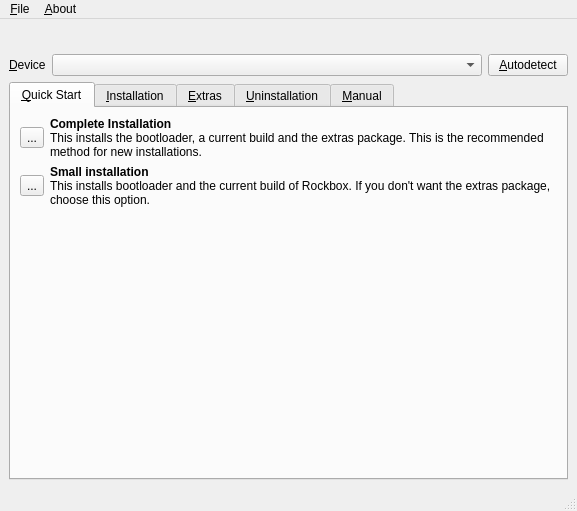
First picture: the form in rbutil/rbutilqt/rbutilqtfrm.ui, repository Rockbox-Chinese-Community/Rockbox-RCC, before the edit.
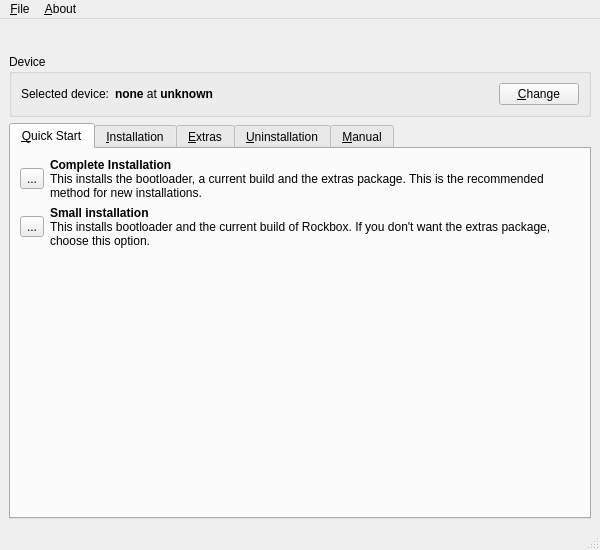
Second picture: the form after the edit. Icons and pictures are not drawn.

Commit message: Move device and mountpoint selection to configuration to eliminate the need of asking for the mountpoint in every installation window. Use a QListWidget to make the devices list nicer. Remove scrobbler settings as this will most likely get implemented as plugin.

What changed in the file:
```diff
--- a/rbutil/rbutilqt/rbutilqtfrm.ui
+++ b/rbutil/rbutilqt/rbutilqtfrm.ui
@@ -5,8 +5,8 @@
    <rect>
     <x>0</x>
     <y>0</y>
-    <width>577</width>
-    <height>511</height>
+    <width>600</width>
+    <height>550</height>
    </rect>
   </property>
   <property name="windowTitle" >
@@ -17,24 +17,113 @@
   </property>
   <widget class="QWidget" name="centralwidget" >
    <layout class="QGridLayout" >
-    <property name="leftMargin" >
-     <number>9</number>
-    </property>
-    <property name="topMargin" >
-     <number>9</number>
-    </property>
-    <property name="rightMargin" >
-     <number>9</number>
-    </property>
-    <property name="bottomMargin" >
-     <number>9</number>
-    </property>
-    <property name="horizontalSpacing" >
-     <number>6</number>
-    </property>
-    <property name="verticalSpacing" >
-     <number>6</number>
-    </property>
+    <item row="0" column="0" >
+     <layout class="QHBoxLayout" >
+      <property name="spacing" >
+       <number>6</number>
+      </property>
+      <property name="leftMargin" >
+       <number>0</number>
+      </property>
+      <property name="topMargin" >
+       <number>0</number>
+      </property>
+      <property name="rightMargin" >
+       <number>0</number>
+      </property>
+      <property name="bottomMargin" >
+       <number>0</number>
+      </property>
+      <item>
+       <spacer>
+        <property name="orientation" >
+         <enum>Qt::Horizontal</enum>
+        </property>
+        <property name="sizeHint" >
+         <size>
+          <width>40</width>
+          <height>20</height>
+         </size>
+        </property>
+       </spacer>
+      </item>
+      <item>
+       <widget class="QLabel" name="logoLabel" >
+        <property name="text" >
+         <string comment="Welcome to Rockbox Utility, the installation and housekeeping tool for Rockbox." />
+        </property>
+        <property name="pixmap" >
+         <pixmap resource="rbutilqt.qrc" >:/icons/icons/rblogo.xpm</pixmap>
+        </property>
+       </widget>
+      </item>
+      <item>
+       <spacer>
+        <property name="orientation" >
+         <enum>Qt::Horizontal</enum>
+        </property>
+        <property name="sizeHint" >
+         <size>
+          <width>40</width>
+          <height>20</height>
+         </size>
+        </property>
+       </spacer>
+      </item>
+     </layout>
+    </item>
+    <item row="1" column="0" >
+     <widget class="QGroupBox" name="groupBox_3" >
+      <property name="title" >
+       <string>Device</string>
+      </property>
+      <layout class="QGridLayout" >
+       <item row="0" column="0" >
+        <widget class="QLabel" name="labelDeviceTitle" >
+         <property name="sizePolicy" >
+          <sizepolicy vsizetype="Preferred" hsizetype="Preferred" >
+           <horstretch>0</horstretch>
+           <verstretch>0</verstretch>
+          </sizepolicy>
+         </property>
+         <property name="text" >
+          <string>Selected device:</string>
+         </property>
+        </widget>
+       </item>
+       <item row="0" column="1" >
+        <widget class="QLabel" name="labelDevice" >
+         <property name="text" >
+          <string>&lt;html>&lt;head>&lt;meta name="qrichtext" content="1" />&lt;style type="text/css">
+p, li { white-space: pre-wrap; }
+&lt;/style>&lt;/head>&lt;body style=" font-family:'Sans Serif'; font-size:9pt; font-weight:400; font-style:normal;">
+&lt;p style=" margin-top:0px; margin-bottom:0px; margin-left:0px; margin-right:0px; -qt-block-indent:0; text-indent:0px;">&lt;span style=" font-weight:600;">none&lt;/span> at &lt;span style=" font-weight:600;">unknown&lt;/span>&lt;/p>&lt;/body>&lt;/html></string>
+         </property>
+        </widget>
+       </item>
+       <item row="0" column="2" >
+        <spacer>
+         <property name="orientation" >
+          <enum>Qt::Horizontal</enum>
+         </property>
+         <property name="sizeHint" >
+          <size>
+           <width>40</width>
+           <height>20</height>
+          </size>
+         </property>
+        </spacer>
+       </item>
+       <item row="0" column="3" >
+        <widget class="QPushButton" name="buttonChangeDevice" >
+         <property name="text" >
+          <string>&amp;Change</string>
+         </property>
+        </widget>
+       </item>
+      </layout>
+     </widget>
+    </item>
     <item row="2" column="0" >
      <widget class="QTabWidget" name="tabWidget" >
       <property name="currentIndex" >
@@ -575,116 +664,6 @@
       </widget>
      </widget>
     </item>
-    <item row="0" column="0" >
-     <layout class="QHBoxLayout" >
-      <property name="spacing" >
-       <number>6</number>
-      </property>
-      <property name="leftMargin" >
-       <number>0</number>
-      </property>
-      <property name="topMargin" >
-       <number>0</number>
-      </property>
-      <property name="rightMargin" >
-       <number>0</number>
-      </property>
-      <property name="bottomMargin" >
-       <number>0</number>
-      </property>
-      <item>
-       <spacer>
-        <property name="orientation" >
-         <enum>Qt::Horizontal</enum>
-        </property>
-        <property name="sizeHint" >
-         <size>
-          <width>40</width>
-          <height>20</height>
-         </size>
-        </property>
-       </spacer>
-      </item>
-      <item>
-       <widget class="QLabel" name="logoLabel" >
-        <property name="text" >
-         <string comment="Welcome to Rockbox Utility, the installation and housekeeping tool for Rockbox." />
-        </property>
-        <property name="pixmap" >
-         <pixmap resource="rbutilqt.qrc" >:/icons/icons/rblogo.xpm</pixmap>
-        </property>
-       </widget>
-      </item>
-      <item>
-       <spacer>
-        <property name="orientation" >
-         <enum>Qt::Horizontal</enum>
-        </property>
-        <property name="sizeHint" >
-         <size>
-          <width>40</width>
-          <height>20</height>
-         </size>
-        </property>
-       </spacer>
-      </item>
-     </layout>
-    </item>
-    <item row="1" column="0" >
-     <layout class="QHBoxLayout" >
-      <property name="spacing" >
-       <number>6</number>
-      </property>
-      <property name="leftMargin" >
-       <number>0</number>
-      </property>
-      <property name="topMargin" >
-       <number>0</number>
-      </property>
-      <property name="rightMargin" >
-       <number>0</number>
-      </property>
-      <property name="bottomMargin" >
-       <number>0</number>
-      </property>
-      <item>
-       <widget class="QLabel" name="labelDevice" >
-        <property name="sizePolicy" >
-         <sizepolicy vsizetype="Preferred" hsizetype="Preferred" >
-          <horstretch>0</horstretch>
-          <verstretch>0</verstretch>
-         </sizepolicy>
-        </property>
-        <property name="text" >
-         <string>&amp;Device</string>
-        </property>
-        <property name="buddy" >
-         <cstring>comboBoxDevice</cstring>
-        </property>
-       </widget>
-      </item>
-      <item>
-       <widget class="QComboBox" name="comboBoxDevice" >
-        <property name="sizePolicy" >
-         <sizepolicy vsizetype="Preferred" hsizetype="MinimumExpanding" >
-          <horstretch>0</horstretch>
-          <verstretch>0</verstretch>
-         </sizepolicy>
-        </property>
-        <property name="accessibleDescription" >
-         <string>Device selection combo box</string>
-        </property>
-       </widget>
-      </item>
-      <item>
-       <widget class="QPushButton" name="buttonDetect" >
-        <property name="text" >
-         <string>&amp;Autodetect</string>
-        </property>
-       </widget>
-      </item>
-     </layout>
-    </item>
    </layout>
   </widget>
   <widget class="QMenuBar" name="menubar" >
@@ -692,7 +671,7 @@
     <rect>
      <x>0</x>
      <y>0</y>
-     <width>577</width>
+     <width>600</width>
      <height>29</height>
     </rect>
    </property>
```
Left out of the diff: 2 changed lines with no effect on the pictures. The commit also changes 6 other files.
